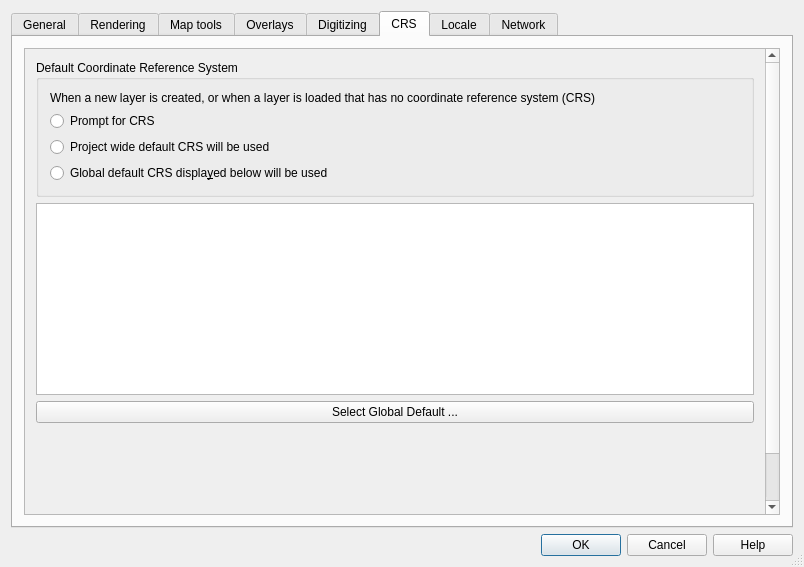
This is src/ui/qgsoptionsbase.ui in stopa85/Quantum-GIS as Qt 5 draws it before an edit. The edited form follows.
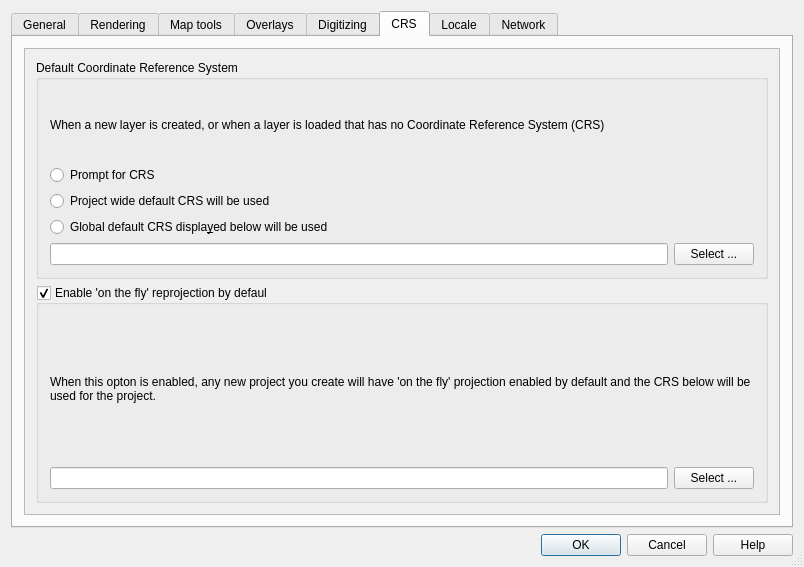
This is the edited form. The open tabs and pages were chosen to show the change. Icons and pictures are not drawn. Custom widgets are drawn as their Qt base class.

Diff of the .ui file:
```diff
--- a/src/ui/qgsoptionsbase.ui
+++ b/src/ui/qgsoptionsbase.ui
@@ -1271,77 +1271,109 @@
            <rect>
             <x>0</x>
             <y>0</y>
-            <width>746</width>
-            <height>527</height>
+            <width>762</width>
+            <height>457</height>
            </rect>
           </property>
-          <layout class="QGridLayout" name="gridLayout_15">
+          <layout class="QGridLayout" name="gridLayout_22">
            <item row="0" column="0">
             <widget class="QGroupBox" name="grpProjectionBehaviour">
              <property name="title">
               <string>Default Coordinate Reference System</string>
              </property>
-             <layout class="QVBoxLayout">
-              <property name="margin">
-               <number>11</number>
-              </property>
-              <item>
+             <layout class="QGridLayout" name="gridLayout">
+              <item row="0" column="0">
                <widget class="QLabel" name="label_8">
                 <property name="text">
-                 <string>When a new layer is created, or when a layer is loaded that has no coordinate reference system (CRS)</string>
+                 <string>When a new layer is created, or when a layer is loaded that has no Coordinate Reference System (CRS)</string>
                 </property>
                 <property name="wordWrap">
                  <bool>true</bool>
                 </property>
                </widget>
               </item>
-              <item>
+              <item row="1" column="0">
                <widget class="QRadioButton" name="radPromptForProjection">
                 <property name="text">
                  <string>Prompt for CRS</string>
                 </property>
                </widget>
               </item>
-              <item>
+              <item row="2" column="0">
                <widget class="QRadioButton" name="radUseProjectProjection">
                 <property name="text">
                  <string>Project wide default CRS will be used</string>
                 </property>
                </widget>
               </item>
-              <item>
+              <item row="3" column="0">
                <widget class="QRadioButton" name="radUseGlobalProjection">
                 <property name="text">
                  <string>Global default CRS displa&amp;yed below will be used</string>
                 </property>
                </widget>
               </item>
+              <item row="4" column="0">
+               <layout class="QHBoxLayout" name="horizontalLayout_9">
+                <item>
+                 <widget class="QLineEdit" name="leGlobalCRS">
+                  <property name="readOnly">
+                   <bool>true</bool>
+                  </property>
+                 </widget>
+                </item>
+                <item>
+                 <widget class="QPushButton" name="pbnSelectProjection">
+                  <property name="text">
+                   <string>Select ...</string>
+                  </property>
+                 </widget>
+                </item>
+               </layout>
+              </item>
              </layout>
             </widget>
            </item>
            <item row="1" column="0">
-            <widget class="QTextBrowser" name="txtGlobalWkt"/>
-           </item>
-           <item row="2" column="0">
-            <widget class="QPushButton" name="pbnSelectProjection">
-             <property name="text">
-              <string>Select Global Default ...</string>
+            <widget class="QGroupBox" name="grpOtfTransform">
+             <property name="title">
+              <string>Enable 'on the fly' reprojection by defaul</string>
              </property>
+             <property name="checkable">
+              <bool>true</bool>
+             </property>
+             <layout class="QGridLayout" name="gridLayout_15">
+              <item row="0" column="0">
+               <widget class="QLabel" name="label_16">
+                <property name="text">
+                 <string>When this opton is enabled, any new project you create will have 'on the fly' projection enabled by default and the CRS below will be used for the project.</string>
+                </property>
+                <property name="wordWrap">
+                 <bool>true</bool>
+                </property>
+               </widget>
+              </item>
+              <item row="1" column="0">
+               <layout class="QHBoxLayout" name="horizontalLayout_10">
+                <item>
+                 <widget class="QLineEdit" name="leGlobalOtfProjString">
+                  <property name="readOnly">
+                   <bool>true</bool>
+                  </property>
+                 </widget>
+                </item>
+                <item>
+                 <widget class="QPushButton" name="pbnSelectOtfProjection">
+                  <property name="text">
+                   <string>Select ...</string>
+                  </property>
+                 </widget>
+                </item>
+               </layout>
+              </item>
+             </layout>
             </widget>
            </item>
-           <item row="3" column="0">
-            <spacer>
-             <property name="orientation">
-              <enum>Qt::Vertical</enum>
-             </property>
-             <property name="sizeHint" stdset="0">
-              <size>
-               <width>51</width>
-               <height>135</height>
-              </size>
-             </property>
-            </spacer>
-           </item>
           </layout>
          </widget>
         </widget>
```
Left out of the diff: 105 changed lines with no effect on the pictures.
